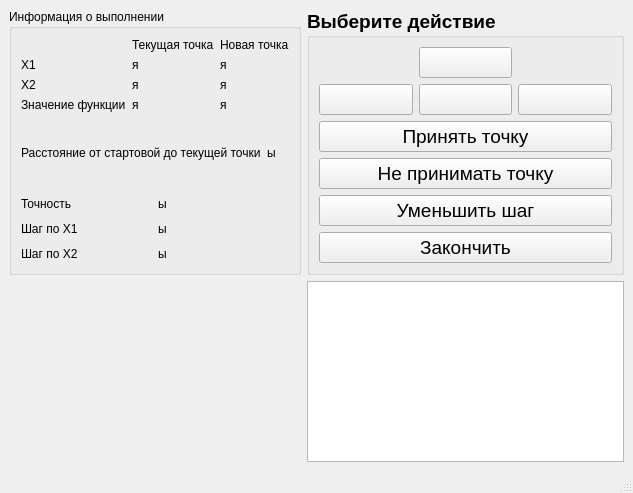
Before: the Qt Designer form ui/CWdescent_fixwindow.ui in Eliminationzx/optimizationmethods, drawn with Qt 5.
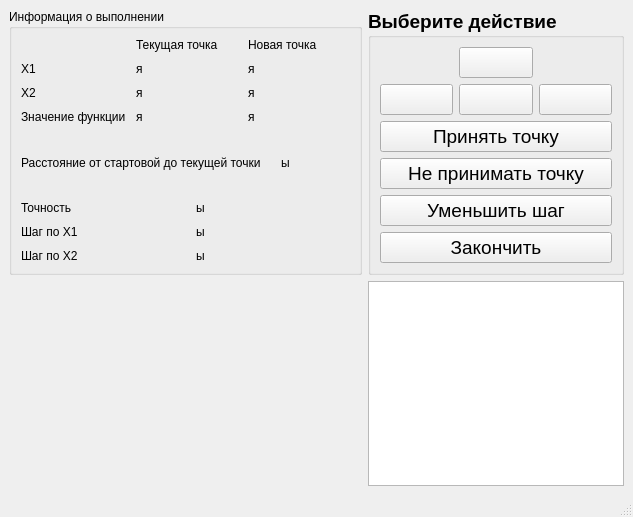
After: the same form once the commit is applied. Icons and pictures are not drawn.

Commit message: Поправил форму.

```diff
--- a/ui/CWdescent_fixwindow.ui
+++ b/ui/CWdescent_fixwindow.ui
@@ -10,22 +10,28 @@
     <x>0</x>
     <y>0</y>
     <width>633</width>
-    <height>493</height>
+    <height>517</height>
    </rect>
   </property>
   <property name="windowTitle">
    <string>Покоординатный спуск с фиксированным шагом</string>
   </property>
   <widget class="QWidget" name="centralwidget">
-   <layout class="QGridLayout" name="gridLayout_3" rowstretch="0,1" columnstretch="1,2,0">
+   <layout class="QGridLayout" name="gridLayout_3" rowstretch="0,1" columnstretch="1,0">
     <item row="0" column="0">
      <widget class="QGroupBox" name="groupBox_2">
       <property name="title">
        <string>Информация о выполнении</string>
       </property>
       <layout class="QVBoxLayout" name="verticalLayout">
+       <property name="spacing">
+        <number>20</number>
+       </property>
        <item>
         <layout class="QGridLayout" name="gridLayout_6">
+         <property name="spacing">
+          <number>10</number>
+         </property>
          <item row="0" column="1">
           <widget class="QLabel" name="label_11">
            <property name="text">
@@ -125,6 +131,9 @@
        </item>
        <item>
         <layout class="QGridLayout" name="gridLayout_7">
+         <property name="verticalSpacing">
+          <number>10</number>
+         </property>
          <item row="0" column="0">
           <widget class="QLabel" name="label">
            <property name="text">
```
